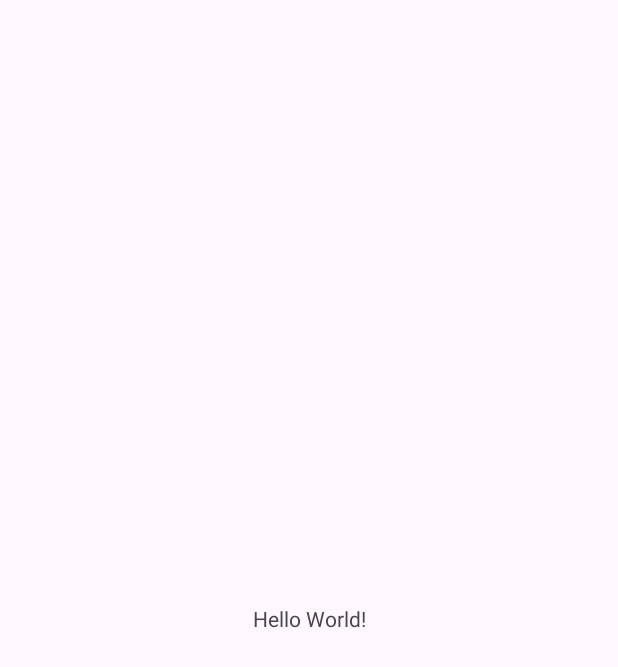
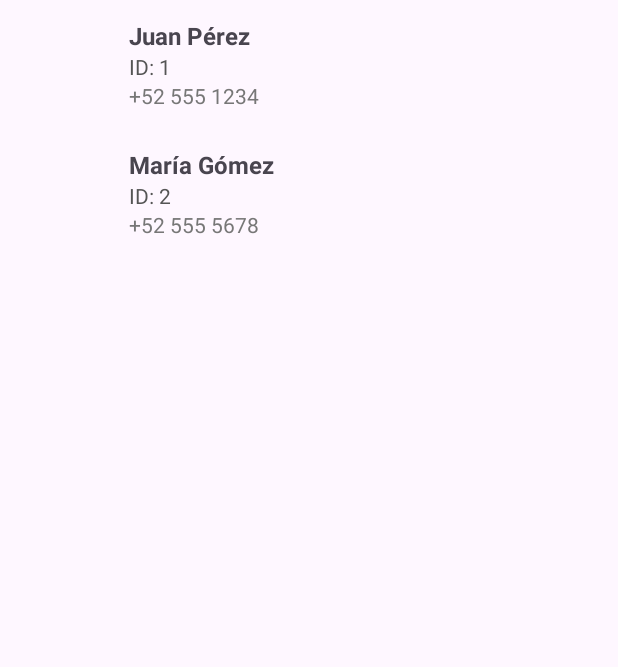
Before and after one commit to FranklinTS2/Tarea3.1_PM1-Grupo3, an Android app: the screen it shows after launch (MainActivity), on a phone screen of 412 x 824 dp. Before the commit the part shown is almost empty. Shown: the top 667 px of the screen. Run offline under Robolectric (Android 15) with nearby library versions, the phone set to English and light mode, and no system bars.

Commit message:
Custom Adapter

```diff
--- a/app/build.gradle
+++ b/app/build.gradle
@@ -1,6 +1,7 @@
 plugins {
     alias(libs.plugins.android.application)
     id 'com.google.gms.google-services'
+    alias(libs.plugins.kotlin.android)
 }
 
 android {
@@ -27,6 +28,9 @@ android {
         sourceCompatibility JavaVersion.VERSION_11
         targetCompatibility JavaVersion.VERSION_11
     }
+    kotlinOptions {
+        jvmTarget = '11'
+    }
 }
 
 dependencies {
@@ -37,6 +41,7 @@ dependencies {
     implementation libs.material
     implementation libs.activity
     implementation libs.constraintlayout
+    implementation libs.core.ktx
     testImplementation libs.junit
     androidTestImplementation libs.ext.junit
     androidTestImplementation libs.espresso.core
--- /dev/null
+++ b/app/src/main/java/com/example/tarea31_pm1_grupo3/Activities/Contacto.java
@@ -0,0 +1,25 @@
+package com.example.tarea31_pm1_grupo3.Activities;
+
+public class Contacto {
+    private final String id;
+    private final String nombre;
+    private final String apellido;
+    private final String telefono;
+    private final String imagenUrl;
+
+    // Constructor
+    public Contacto(String id, String nombre, String apellido, String telefono, String imagenUrl) {
+        this.id = id;
+        this.nombre = nombre;
+        this.apellido = apellido;
+        this.telefono = telefono;
+        this.imagenUrl = imagenUrl;
+    }
+
+    // Getters
+    public String getId() { return id; }
+    public String getNombre() { return nombre; }
+    public String getApellido() { return apellido; }
+    public String getTelefono() { return telefono; }
+    public String getImagenUrl() { return imagenUrl; }
+}
--- /dev/null
+++ b/app/src/main/java/com/example/tarea31_pm1_grupo3/Activities/ContactoAdapter.java
@@ -0,0 +1,76 @@
+package com.example.tarea31_pm1_grupo3.Activities;
+
+import android.annotation.SuppressLint;
+import android.view.LayoutInflater;
+import android.view.View;
+import android.view.ViewGroup;
+import android.widget.ImageView;
+import android.widget.TextView;
+import androidx.annotation.NonNull;
+import androidx.recyclerview.widget.RecyclerView;
+
+import com.example.tarea31_pm1_grupo3.R;
+
+import java.util.List;
+
+public class ContactoAdapter extends RecyclerView.Adapter<ContactoAdapter.ContactoViewHolder> {
+
+    private final List<Contacto> listaContactos;
+    private final OnItemClickListener listener;
+
+    // Interface para manejar clicks
+    public interface OnItemClickListener {
+        void onItemClick(Contacto contacto);
+    }
+
+    // Constructor
+    public ContactoAdapter(List<Contacto> listaContactos, OnItemClickListener listener) {
+        this.listaContactos = listaContactos;
+        this.listener = listener;
+    }
+
+    // ViewHolder
+    public static class ContactoViewHolder extends RecyclerView.ViewHolder {
+        public ImageView ivContacto;
+        public TextView txtNombre, txtID, txtTelefono;
+
+        public ContactoViewHolder(@NonNull View itemView) {
+            super(itemView);
+            ivContacto = itemView.findViewById(R.id.ivContactoLista);
+            txtNombre = itemView.findViewById(R.id.txtNombre);
+            txtID = itemView.findViewById(R.id.txtID);
+            txtTelefono = itemView.findViewById(R.id.txtTelefono);
+        }
+    }
+
+    @NonNull
+    @Override
+    public ContactoViewHolder onCreateViewHolder(@NonNull ViewGroup parent, int viewType) {
+        View view = LayoutInflater.from(parent.getContext())
+                .inflate(R.layout.activity_list, parent, false);
+        return new ContactoViewHolder(view);
+    }
+
+    @SuppressLint("SetTextI18n")
+    @Override
+    public void onBindViewHolder(@NonNull ContactoViewHolder holder, int position) {
+        Contacto contacto = listaContactos.get(position);
+
+        holder.txtNombre.setText(contacto.getNombre() + " " + contacto.getApellido());
+        holder.txtID.setText("ID: " + contacto.getId());
+        holder.txtTelefono.setText(contacto.getTelefono());
+
+        // Cargar imagen con Glide (opcional)
+        // Glide.with(holder.itemView.getContext())
+        //      .load(contacto.getImagenUrl())
+        //      .into(holder.ivContacto);
+
+        // Click listener
+        holder.itemView.setOnClickListener(v -> listener.onItemClick(contacto));
+    }
+
+    @Override
+    public int getItemCount() {
+        return listaContactos.size();
+    }
+}
--- a/app/src/main/java/com/example/tarea31_pm1_grupo3/Activities/MainActivity.java
+++ b/app/src/main/java/com/example/tarea31_pm1_grupo3/Activities/MainActivity.java
@@ -1,18 +1,37 @@
 package com.example.tarea31_pm1_grupo3.Activities;
 
 import android.os.Bundle;
-
 import androidx.appcompat.app.AppCompatActivity;
+import androidx.recyclerview.widget.LinearLayoutManager;
+import androidx.recyclerview.widget.RecyclerView;
 
 import com.example.tarea31_pm1_grupo3.R;
+
+import java.util.ArrayList;
+import java.util.List;
 
 public class MainActivity extends AppCompatActivity {
 
     @Override
     protected void onCreate(Bundle savedInstanceState) {
         super.onCreate(savedInstanceState);
-
         setContentView(R.layout.activity_main);
 
+        RecyclerView recyclerView = findViewById(R.id.recyclerViewContactos);
+        recyclerView.setLayoutManager(new LinearLayoutManager(this));
+
+        // Lista de ejemplo
+        List<Contacto> listaContactos = new ArrayList<>();
+        listaContactos.add(new Contacto("1", "Juan", "Pérez", "+52 555 1234", ""));
+        listaContactos.add(new Contacto("2", "María", "Gómez", "+52 555 5678", ""));
+
+        // Configurar el adaptador
+        // Manejar el click en un contacto
+        ContactoAdapter adapter = new ContactoAdapter(listaContactos, contacto -> {
+            // Manejar el click en un contacto
+            System.out.println("Contacto seleccionado: " + contacto.getNombre());
+        });
+
+        recyclerView.setAdapter(adapter);
     }
 }
--- /dev/null
+++ b/app/src/main/java/com/example/tarea31_pm1_grupo3/Adapter/Lista.java
@@ -0,0 +1,4 @@
+package com.example.tarea31_pm1_grupo3.Adapter;
+
+public class Lista {
+}
--- /dev/null
+++ b/app/src/main/res/layout/activity_list.xml
@@ -0,0 +1,64 @@
+<?xml version="1.0" encoding="utf-8"?>
+<androidx.constraintlayout.widget.ConstraintLayout xmlns:android="http://schemas.android.com/apk/res/android"
+    xmlns:app="http://schemas.android.com/apk/res-auto"
+    xmlns:tools="http://schemas.android.com/tools"
+    android:layout_width="match_parent"
+    android:layout_height="wrap_content"
+    android:padding="8dp">
+
+    <LinearLayout
+        android:layout_width="match_parent"
+        android:layout_height="wrap_content"
+        android:orientation="horizontal"
+        android:gravity="center_vertical"
+        app:layout_constraintStart_toStartOf="parent"
+        app:layout_constraintEnd_toEndOf="parent"
+        app:layout_constraintTop_toTopOf="parent">
+
+        <!-- Imagen del cliente -->
+        <ImageView
+            android:id="@+id/ivContactoLista"
+            android:layout_width="70dp"
+            android:layout_height="70dp"
+            android:layout_marginEnd="8dp"
+            android:scaleType="centerCrop"
+            android:clipToOutline="true"
+            tools:srcCompat="@tools:sample/avatars" />
+
+        <!-- Contenedor de texto (nombre y datos adicionales) -->
+        <LinearLayout
+            android:layout_width="0dp"
+            android:layout_height="wrap_content"
+            android:layout_weight="1"
+            android:orientation="vertical">
+
+            <!-- Nombre del la persona -->
+            <TextView
+                android:id="@+id/txtNombre"
+                android:layout_width="wrap_content"
+                android:layout_height="wrap_content"
+                android:text="Nombre Apellido"
+                android:textSize="16sp"
+                android:textStyle="bold" />
+
+            <!-- ID del persona -->
+            <TextView
+                android:id="@+id/txtID"
+                android:layout_width="wrap_content"
+                android:layout_height="wrap_content"
+                android:text="ID: 12345"
+                android:textColor="#555555"
+                android:textSize="14sp" />
+
+            <!-- Correo o teléfono del persona -->
+            <TextView
+                android:id="@+id/txtTelefono"
+                android:layout_width="wrap_content"
+                android:layout_height="wrap_content"
+                android:text="(+00)0000-0000"
+                android:textColor="#777777"
+                android:textSize="14sp" />
+        </LinearLayout>
+    </LinearLayout>
+
+</androidx.constraintlayout.widget.ConstraintLayout>
--- a/app/src/main/res/layout/activity_main.xml
+++ b/app/src/main/res/layout/activity_main.xml
@@ -1,19 +1,12 @@
 <?xml version="1.0" encoding="utf-8"?>
-<androidx.constraintlayout.widget.ConstraintLayout xmlns:android="http://schemas.android.com/apk/res/android"
-    xmlns:app="http://schemas.android.com/apk/res-auto"
-    xmlns:tools="http://schemas.android.com/tools"
-    android:id="@+id/main"
+<LinearLayout xmlns:android="http://schemas.android.com/apk/res/android"
     android:layout_width="match_parent"
     android:layout_height="match_parent"
-    tools:context=".Activities.MainActivity">
+    android:orientation="vertical">
 
-    <TextView
-        android:layout_width="wrap_content"
-        android:layout_height="wrap_content"
-        android:text="Hello World!"
-        app:layout_constraintBottom_toBottomOf="parent"
-        app:layout_constraintEnd_toEndOf="parent"
-        app:layout_constraintStart_toStartOf="parent"
-        app:layout_constraintTop_toTopOf="parent" />
+    <androidx.recyclerview.widget.RecyclerView
+        android:id="@+id/recyclerViewContactos"
+        android:layout_width="match_parent"
+        android:layout_height="match_parent" />
 
-</androidx.constraintlayout.widget.ConstraintLayout>
+</LinearLayout>
--- a/build.gradle
+++ b/build.gradle
@@ -2,4 +2,5 @@
 plugins {
 alias(libs.plugins.android.application) apply false
     id 'com.google.gms.google-services' version '4.4.2' apply false
+    alias(libs.plugins.kotlin.android) apply false
 }
--- a/gradle/libs.versions.toml
+++ b/gradle/libs.versions.toml
@@ -7,6 +7,8 @@ appcompat = "1.7.0"
 material = "1.12.0"
 activity = "1.10.1"
 constraintlayout = "2.2.1"
+kotlin = "2.1.20"
+coreKtx = "1.15.0"
 
 [libraries]
 junit = { group = "junit", name = "junit", version.ref = "junit" }
@@ -16,6 +18,8 @@ appcompat = { group = "androidx.appcompat", name = "appcompat", version.ref = "a
 material = { group = "com.google.android.material", name = "material", version.ref = "material" }
 activity = { group = "androidx.activity", name = "activity", version.ref = "activity" }
 constraintlayout = { group = "androidx.constraintlayout", name = "constraintlayout", version.ref = "constraintlayout" }
+core-ktx = { group = "androidx.core", name = "core-ktx", version.ref = "coreKtx" }
 
 [plugins]
 android-application = { id = "com.android.application", version.ref = "agp" }
+kotlin-android = { id = "org.jetbrains.kotlin.android", version.ref = "kotlin" }
```
